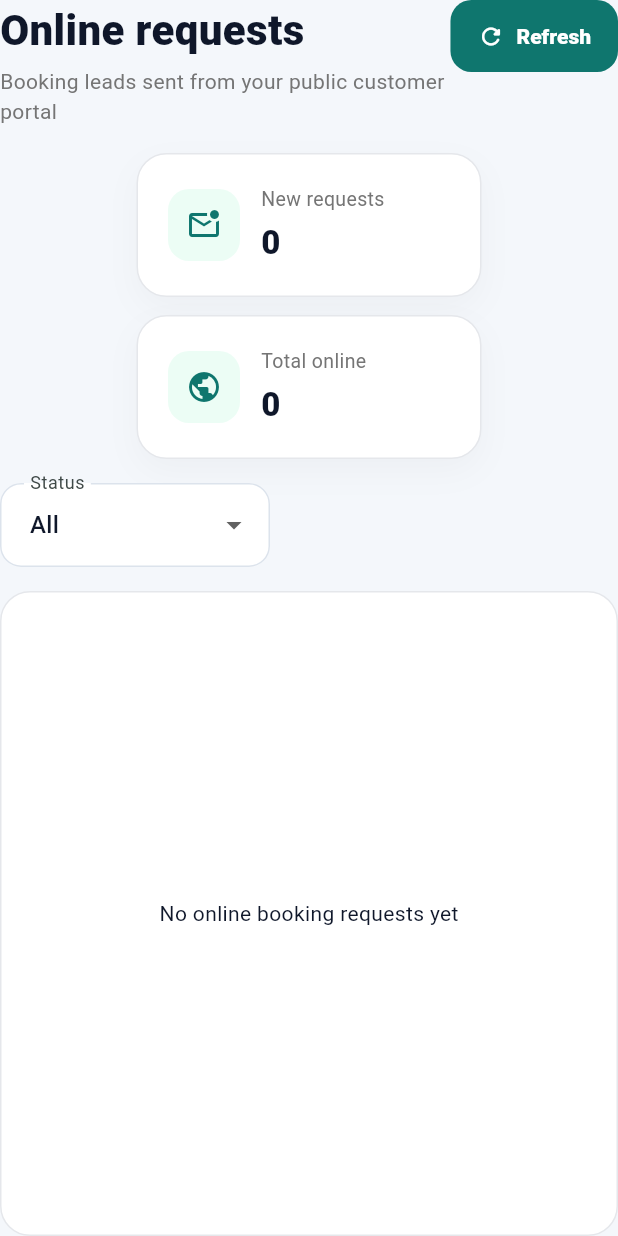
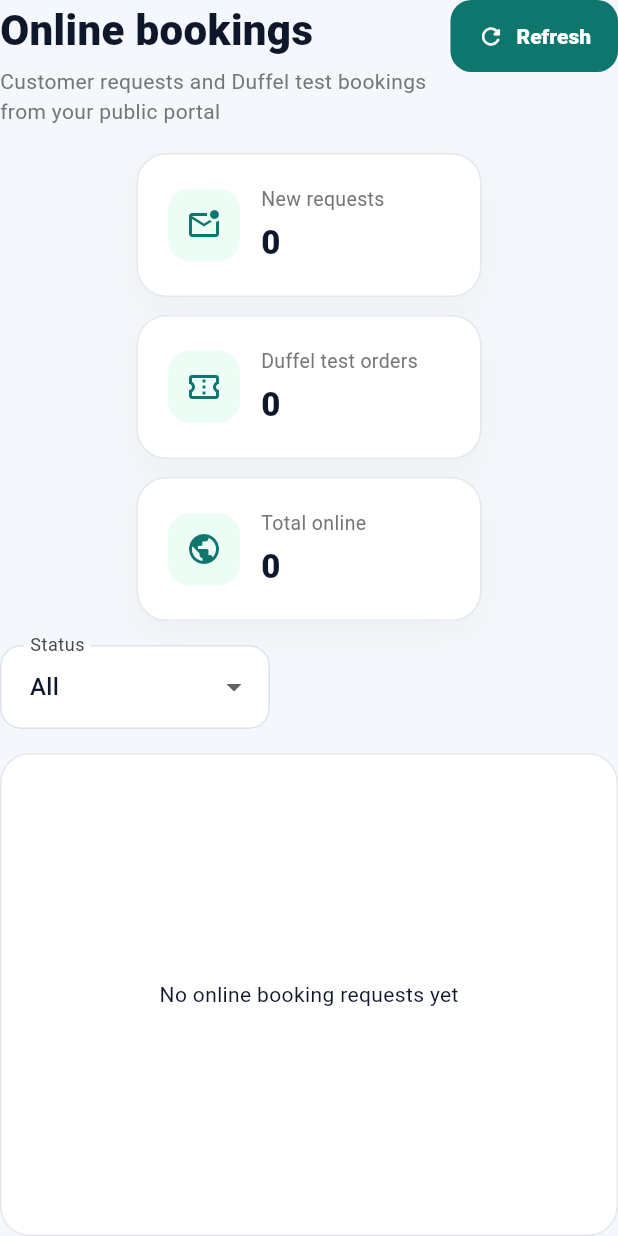
Before and after one commit to azoze2423-cyber/travelflow, a Flutter app: the OnlineRequestsPage widget shown alone on an empty page, opened directly with empty values, on a phone screen of 412 x 824 dp. Run offline on Flutter 3.47's test engine with Material 3 defaults, Android fonts, the phone set to English and light mode, and no system bars; our stand-ins replace pdf, printing, shared_preferences; accounts and stored records are empty; network calls fail.

Commit message:
Surface Duffel test booking references in the admin inbox

```diff
--- a/lib/screens/online_requests_page.dart
+++ b/lib/screens/online_requests_page.dart
@@ -21,12 +21,13 @@ class _OnlineRequestsPageState extends State<OnlineRequestsPage> {
         .toList();
 
     final newCount = widget.store.portalRequests.where((e) => e.status == 'New').length;
+    final providerOrders = widget.store.portalRequests.where((e) => e.isProviderOrder).length;
 
     return Column(
       children: [
         PageHeader(
-          title: 'Online requests',
-          subtitle: 'Booking leads sent from your public customer portal',
+          title: 'Online bookings',
+          subtitle: 'Customer requests and Duffel test bookings from your public portal',
           action: FilledButton.icon(
             onPressed: widget.store.refresh,
             icon: const Icon(Icons.refresh_rounded),
@@ -41,6 +42,10 @@ class _OnlineRequestsPageState extends State<OnlineRequestsPage> {
             SizedBox(
               width: 230,
               child: KpiCard(label: 'New requests', value: '$newCount', icon: Icons.mark_email_unread_outlined),
+            ),
+            SizedBox(
+              width: 230,
+              child: KpiCard(label: 'Duffel test orders', value: '$providerOrders', icon: Icons.confirmation_number_outlined),
             ),
             SizedBox(
               width: 230,
@@ -96,7 +101,7 @@ class _OnlineRequestsPageState extends State<OnlineRequestsPage> {
                         subtitle: Text(
                           '${r.origin} → ${r.destination} • ${r.travelDate}\n'
                           '${r.airline} ${r.flightNumber} • ${r.adults} traveler(s) • ${money(r.amount, r.currency)}\n'
-                          '${r.phone}${r.email.isEmpty ? '' : ' • ${r.email}'}',
+                          '${r.bookingReference.isNotEmpty ? 'PNR ${r.bookingReference} • ' : ''}${r.phone}${r.email.isEmpty ? '' : ' • ${r.email}'}',
                         ),
                         isThreeLine: true,
                         trailing: PopupMenuButton<String>(
@@ -136,6 +141,10 @@ class _OnlineRequestsPageState extends State<OnlineRequestsPage> {
               _line('Fare shown', money(r.amount, r.currency)),
               _line('Phone', r.phone),
               if (r.email.isNotEmpty) _line('Email', r.email),
+              if (r.provider.isNotEmpty) _line('Provider', r.provider),
+              if (r.bookingReference.isNotEmpty) _line('Booking reference', r.bookingReference),
+              if (r.providerOrderId.isNotEmpty) _line('Provider order', r.providerOrderId),
+              if (r.paymentStatus.isNotEmpty) _line('Payment', r.paymentStatus),
               _line('Status', r.status),
             ],
           ),
```
